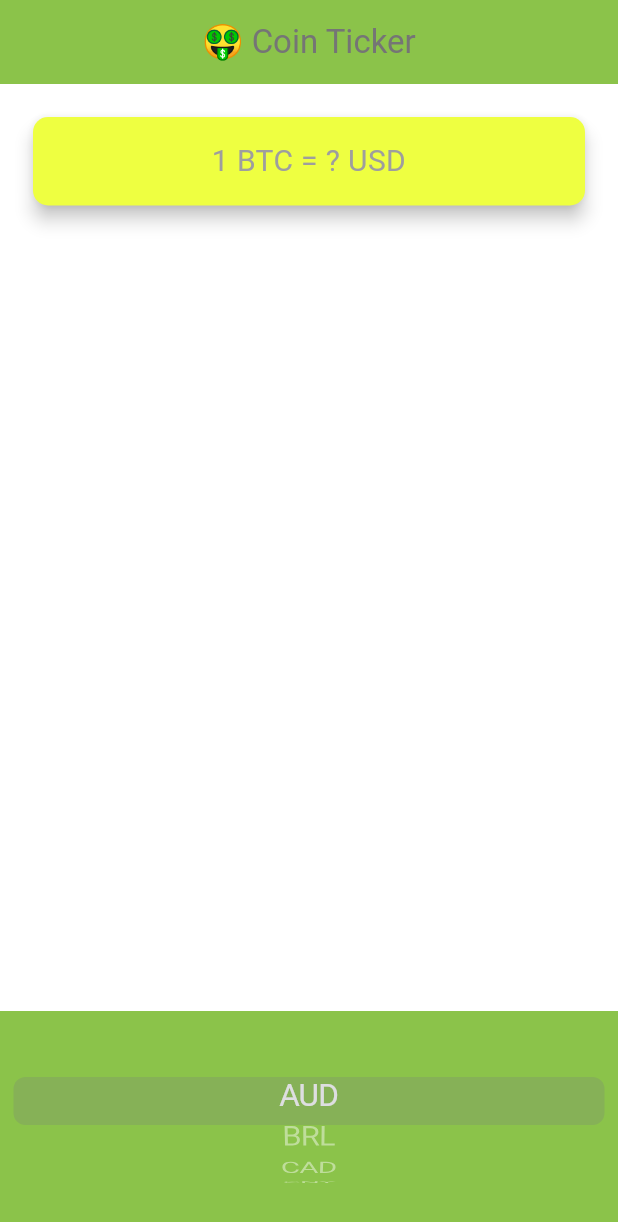
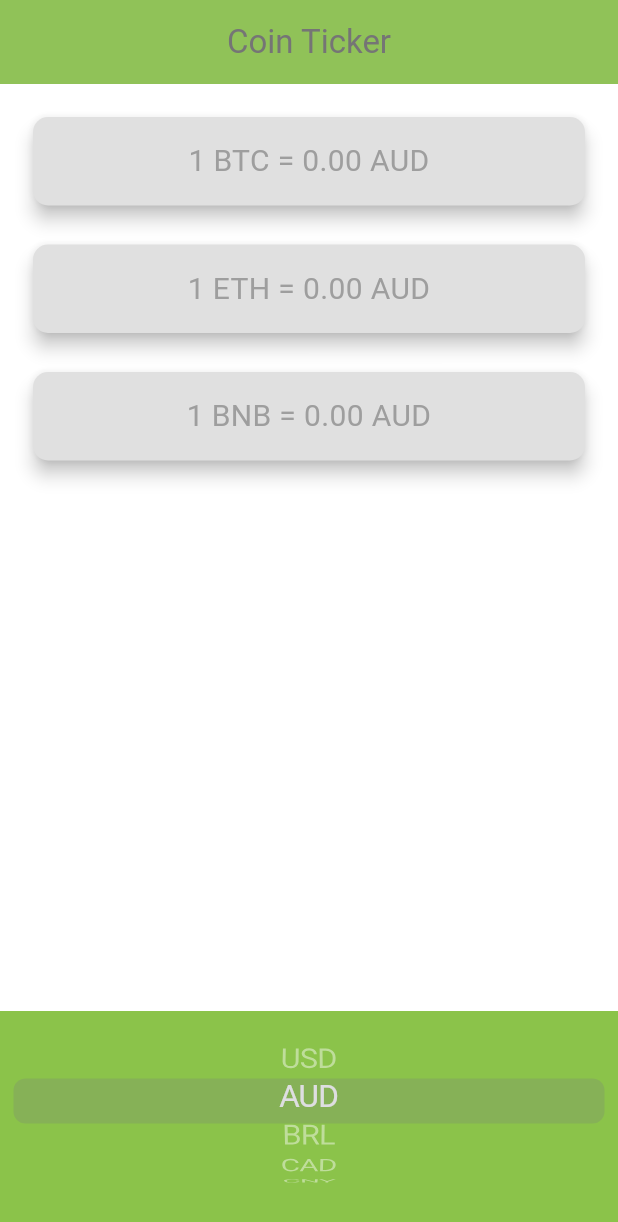
Before and after one commit to Metel-Sky/bitcoin_ticker, a Flutter app: the screen it shows after launch, after a tap on "AUD", on a phone screen of 412 x 824 dp. Shown: the top 1222 px of the screen. Run offline on Flutter 3.47's test engine with Material 3 defaults, Android fonts, the phone set to English and light mode, and no system bars; network calls fail.

```diff
--- a/lib/coin_data.dart
+++ b/lib/coin_data.dart
@@ -1,4 +1,5 @@
 const List<String> currenciesList = [
+  'USD',
   'AUD',
   'BRL',
   'CAD',
@@ -18,7 +19,6 @@ const List<String> currenciesList = [
   'UAH',
   'SEK',
   'SGD',
-  'USD',
   'ZAR'
 ];
 
--- a/lib/for_in.dart
+++ /dev/null
@@ -1,41 +0,0 @@
-// List <int> winingNumbers = [12,6,34,22,41,9];
-//
-// void main(){
-//
-//   List <int> ticket1 = [45,2,9,18,12,33];
-//   List <int> ticket2 = [41,34,26,32,7,35];
-//
-//   checkNumbers(ticket2);
-// }
-//
-// void checkNumbers(List<int> numbers){
-//   for(int number in winingNumbers){
-//     int myNum1= number;
-//     for(int muNum in numbers){
-//       int myNum2 = muNum;
-//       if (myNum1 == myNum2){
-//         print(myNum1);
-//       }
-//     }
-//   }
-// }
-
-List <int> winingNumbers = [12,6,34,22,41,9];
-
-void main(){
-
-  List <int> ticket1 = [45,2,9,18,12,33];
-  List <int> ticket2 = [41,34,26,32,7,35];
-
-  checkNum(ticket2);
-}
-
-void checkNum(List<int> numbers){
-  for(int myNum in numbers){
-    for(int winingNum in winingNumbers){
-      if (winingNum == myNum){
-        print(winingNum);
-      }
-    }
-  }
-}
--- a/lib/price_screen.dart
+++ b/lib/price_screen.dart
@@ -1,7 +1,12 @@
+import 'package:bitcoin_ticker/services/coinApi.dart';
+
+
 import 'package:flutter/material.dart';
 import 'package:flutter/cupertino.dart';
+import 'coin_data.dart';
+import 'dart:io' show Platform;
 
-import 'coin_data.dart';
+
 
 class PriceScreen extends StatefulWidget {
   @override
@@ -9,77 +14,104 @@ class PriceScreen extends StatefulWidget {
 }
 
 class _PriceScreenState extends State<PriceScreen> {
-  String selectedCurrency = 'USD';
+  String selectedCurrency = 'BTC';
 
-  List<DropdownMenuItem<String>> getDropDownItems() {
-    // Створюємо функцію, яка повертає список типу List<DropdownMenuItem<String>>.
-    // Це означає, що функція поверне список елементів, які можна використовувати
-    // у випадаючому меню (DropdownButton) з рядковими значеннями.
+  final getCoinPrice _getCoinPrice = getCoinPrice(); // Ваш клас для отримання ціни
 
-    List<DropdownMenuItem<String>> dropdownItem = [];
-    // Створюємо порожній список змінної dropdownItem,
-    // який буде зберігати елементи типу DropdownMenuItem<String>.
-
-    //for (int i = 0; i < currenciesList.length; i++) {
-    for (String currenci in currenciesList) {
-      // Проходимо по кожному елементу в списку currenciesList за допомогою циклу for.
-      // i - індекс поточного елемента. Цикл буде виконуватися доти, доки індекс менший за довжину списку.
-
-      //String currenci = currenciesList[i];
-      // Зберігаємо поточний елемент зі списку currenciesList як змінну currenci типу String.
-
-      var newItem = DropdownMenuItem<String>(
-        // Створюємо новий елемент DropdownMenuItem з типом String.
-
-        child: Text(currenci),
-        // child - це віджет, який буде відображатись у випадаючому меню.
-        // У цьому випадку це текст, що містить значення змінної currenci.
-
-        value: currenci,
-        // value - це значення, яке буде зберігатися при виборі цього елемента з випадаючого списку.
-        // Тут це також рядок currenci.
-      );
-
-      dropdownItem.add(newItem);
-      // Додаємо створений DropdownMenuItem у список dropdownItem.
+  @override
+  void initState() {
+    super.initState();
+    updatePrice(); // Отримати початкову ціну при ініціалізації
   }
 
-    return dropdownItem;
-    // Повертаємо заповнений список dropdownItem.
-    // Цей список можна використовувати як параметр items у DropdownButton.
+  Future<void> updatePrice() async {
+    var priceData = await _getCoinPrice.getPrice('BTC', selectedCurrency); // Виклик методу для отримання ціни
+    setState(() {
+      actualPrice = priceData['rate']; // Оновити actualPrice з отриманих даних
+    });
   }
-  //
-  //---------------------------------------------цикл для купертіно крутілки
-  //
-  List<Text> getPickerItems() {
-    //---прокручуваний список з бібліотеки купертіно
+
+  DropdownButton<String> androidPicker() {//-------випадаючий список для ANDROID
+    List<DropdownMenuItem<String>> dropdownItems = [];
+    for (String currenci in currenciesList) {
+      var newItem = DropdownMenuItem<String>(
+        child: Text(currenci,style: TextStyle(fontSize: 14),),
+        value: currenci,
+      );
+      dropdownItems.add(newItem);
+    }
+    return DropdownButton<String>(
+      value: selectedCurrency,
+      items: dropdownItems,
+      onChanged: (value) {
+        setState(() {
+          selectedCurrency = value!;
+        });
+        print(selectedCurrency);
+        updatePrice(); // Оновити ціну при зміні валюти
+        // getCoinPrice().getPrice(btc, selectedCurrency);
+      },
+    );
+  }
+
+  CupertinoPicker IOSPicker() {
     List<Text> pickerItems = [];
     for (String curPicker in currenciesList) {
       pickerItems.add(Text(curPicker));
     }
-    return pickerItems;
+    return CupertinoPicker(
+      backgroundColor: Colors.lightGreen,
+      itemExtent: 30,
+      onSelectedItemChanged: (selectedIndex) {
+        setState(() {
+          selectedCurrency = currenciesList[selectedIndex]; // Оновити selectedCurrency
+        });
+        updatePrice(); // Оновити ціну при зміні валюти
+      },
+      children: pickerItems,
+    );
   }
+
+  // Widget getPicker(){
+  //   if (Platform.isIOS){
+  //     return IOSPicker();
+  //   }
+  //   else if (Platform.isAndroid){
+  //     return androidPicker();
+  //   }
+  //   else return IOSPicker();
+  // }
+
+  String btc = 'BTC';
+  String eth = 'ETH';
+  String bnb = 'BNB';
+
 
   @override
   Widget build(BuildContext context) {
-    getDropDownItems();
+
     return Scaffold(
       appBar: AppBar(
         backgroundColor: Colors.lightGreen,
         title: Text(
-          '🤑 Coin Ticker',
+          'Coin Ticker',
           style: TextStyle(color: Colors.grey[600]),
         ),
         centerTitle: true,
       ),
       body: Column(
-        mainAxisAlignment: MainAxisAlignment.spaceBetween,
+        mainAxisAlignment: MainAxisAlignment.start,
         crossAxisAlignment: CrossAxisAlignment.stretch,
         children: <Widget>[
           Padding(
             padding: EdgeInsets.fromLTRB(18.0, 18.0, 18.0, 0),
+            child: InkWell(
+              onTap: (){
+                //updatePrice();
+                getCoinPrice().getPrice(btc,selectedCurrency);
+              },
               child: Card(
-              color: Colors.limeAccent,
+                color: Colors.grey[300],
                 elevation: 5.0,
                 shape: RoundedRectangleBorder(
                   borderRadius: BorderRadius.circular(10.0),
@@ -87,7 +119,7 @@ class _PriceScreenState extends State<PriceScreen> {
                 child: Padding(
                   padding: EdgeInsets.symmetric(vertical: 15.0, horizontal: 28.0),
                   child: Text(
-                  '1 BTC = ? USD',
+                    '1 BTC = ${actualPriceBTC.toStringAsFixed(2)} $selectedCurrency',
                     textAlign: TextAlign.center,
                     style: TextStyle(
                       fontSize: 20.0,
@@ -97,45 +129,72 @@ class _PriceScreenState extends State<PriceScreen> {
                 ),
               ),
             ),
+          ),
+          Padding(
+            padding: EdgeInsets.fromLTRB(18.0, 18.0, 18.0, 0),
+            child: InkWell(
+              onTap: (){
+                //updatePrice();
+                getCoinPrice().getPrice(eth,selectedCurrency);
+              },
+              child: Card(
+                color: Colors.grey[300],
+                elevation: 5.0,
+                shape: RoundedRectangleBorder(
+                  borderRadius: BorderRadius.circular(10.0),
+                ),
+                child: Padding(
+                  padding: EdgeInsets.symmetric(vertical: 15.0, horizontal: 28.0),
+                  child: Text(
+                    '1 ETH = ${actualPriceETH.toStringAsFixed(2)} $selectedCurrency',
+                    textAlign: TextAlign.center,
+                    style: TextStyle(
+                      fontSize: 20.0,
+                      color: Colors.grey[500],
+                    ),
+                  ),
+                ),
+              ),
+            ),
+          ),
+          Padding(
+            padding: EdgeInsets.fromLTRB(18.0, 18.0, 18.0, 0),
+            child: InkWell(
+              onTap: (){
+                //updatePrice();
+                getCoinPrice().getPrice(bnb,selectedCurrency);
+              },
+              child: Card(
+                color: Colors.grey[300],
+                elevation: 5.0,
+                shape: RoundedRectangleBorder(
+                  borderRadius: BorderRadius.circular(10.0),
+                ),
+                child: Padding(
+                  padding: EdgeInsets.symmetric(vertical: 15.0, horizontal: 28.0),
+                  child: Text(
+                    '1 BNB = ${actualPriceBNB.toStringAsFixed(2)} $selectedCurrency',
+                    textAlign: TextAlign.center,
+                    style: TextStyle(
+                      fontSize: 20.0,
+                      color: Colors.grey[500],
+                    ),
+                  ),
+                ),
+              ),
+            ),
+          ),
+          Spacer(),
           Container(
+
             height: 150.0,
             alignment: Alignment.center,
             padding: EdgeInsets.only(bottom: 30.0),
             color: Colors.lightGreen,
-            //--------------------------------------------------------
-            child: CupertinoPicker(
-              backgroundColor: Colors.lightGreen,
-                itemExtent: 32,
-                onSelectedItemChanged: (selectedIndex) {
-                  print(currenciesList[selectedIndex]);
-                },
-                children: getPickerItems(),),
-            //---------------------------------------------------------
-            // child: DropdownButton<String>(
-            //     //______DropdownButton_____випадаючий список
-            //     value: selectedCurrency,
-            //     items: getDropDownItems(),
-            //     onChanged: (value) {
-            //       setState(() {
-            //         selectedCurrency = value!;
-            //       });
-            //       print(selectedCurrency);
-            //     }),
-            //--------------------------------------------------------
+            child:Platform.isAndroid ? IOSPicker() : androidPicker(),//варіант замість іфа, перевіряє одне з двох
           ),
         ],
       ),
     );
-  } //1234
   }
-
-// child: DropdownButton<String>(
-// //______DropdownButton_____випадаючий список
-// value: selectedCurrency,
-// items: getDropDownItems(),
-// onChanged: (value) {
-// setState(() {
-// selectedCurrency = value!;
-// });
-// print(selectedCurrency);
-// }),//1
+}
--- /dev/null
+++ b/lib/services/coinApi.dart
@@ -0,0 +1,39 @@
+import 'package:bitcoin_ticker/price_screen.dart';
+import 'networking.dart';
+
+const apiKey = '1C10DAD6-2948-4AF4-BE81-646181E4F920';
+const baseUrl = 'https://rest.coinapi.io/v1/exchangerate/';
+double actualPrice = 0.0;
+double actualPriceBTC = 0.0;
+double actualPriceETH = 0.0;
+double actualPriceBNB = 0.0;
+
+class getCoinPrice {
+  Future<dynamic> getPrice(String coin, String fiat) async {
+    NetworkHelper networkHelper =
+        NetworkHelper('$baseUrl$coin/$fiat?apikey=$apiKey');
+
+    var priceCoin = await networkHelper.getData();
+    print(priceCoin);
+    if (priceCoin != null && priceCoin['rate'] != null) {
+      //actualPrice = priceCoin['rate'].toDouble();
+    } else {
+      print('Не вдалося отримати ціну.');
+    }
+   // print(actualPrice.toDouble());
+    if (priceCoin['asset_id_base']=='BTC'){
+      actualPriceBTC = priceCoin['rate'].toDouble();
+    }else if (priceCoin['asset_id_base']=='ETH'){
+      actualPriceETH = priceCoin['rate'].toDouble();
+    }else {
+      actualPriceBNB = priceCoin['rate'].toDouble();
+    }
+
+    return priceCoin;
+  }
+}
+
+// curl -L 'https://rest.coinapi.io/v1/exchangerate/BTC/USD?apikey=1C10DAD6-2948-4AF4-BE81-646181E4F920'
+//              https://rest.coinapi.io/v1/exchangerate/ETH/USD?apikey=1C10DAD6-2948-4AF4-BE81-646181E4F920
+// -H 'Accept: text/plain' \
+// -H 'X-CoinAPI-Key: <API_KEY_VALUE>'
--- /dev/null
+++ b/lib/services/networking.dart
@@ -0,0 +1,25 @@
+import 'package:http/http.dart' as http;
+import 'dart:convert';
+
+class NetworkHelper {
+  NetworkHelper(this.url);
+
+  final String url;
+
+  Future getData() async {
+    Uri uri = Uri.parse(url);
+
+    http.Response response = await http.get(uri);
+
+    if (response.statusCode == 200) {
+      String data = response.body;
+      print(response.statusCode);
+      print(response.body);
+
+      return jsonDecode(data);
+    } else {
+      print(response.statusCode);
+
+    }
+  }
+}
--- a/pubspec.yaml
+++ b/pubspec.yaml
@@ -30,6 +30,7 @@ environment:
 dependencies:
   flutter:
     sdk: flutter
+  http: ^1.2.2
 
 
   # The following adds the Cupertino Icons font to your application.
```
Also changed, not shown: pubspec.lock, 6 other files. Lines whose indentation alone changed are shown as unchanged.
